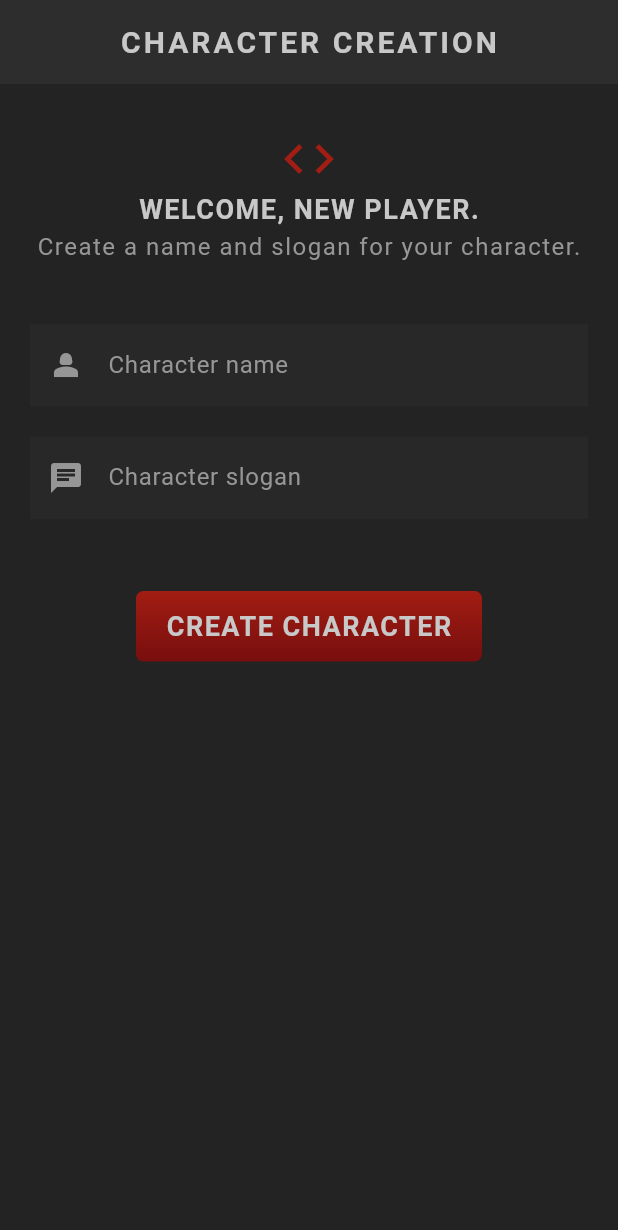
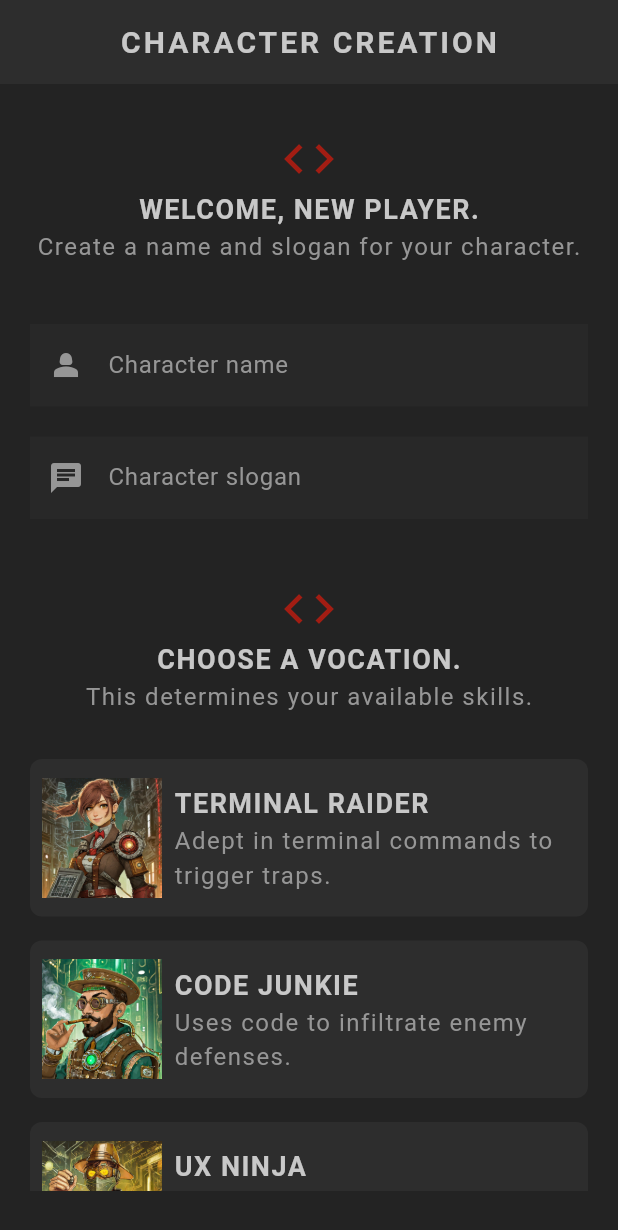
Before and after one commit to tessa-z/flutter_rpg, a Flutter app: the screen it shows after launch, on a phone screen of 412 x 824 dp. Shown: the top 1230 px of the screen. Run offline on Flutter 3.47's test engine with Material 3 defaults, Android fonts, the light colour scheme and no system bars; our stand-ins replace google_fonts; Roboto replaces fonts that are missing (Kanit).

Commit message:
Add scrollable vocation options

```diff
--- a/lib/screens/create/create.dart
+++ b/lib/screens/create/create.dart
@@ -1,4 +1,6 @@
 import 'package:flutter/material.dart';
+import 'package:flutter_rpg/models/vocation.dart';
+import 'package:flutter_rpg/screens/create/vocation_card.dart';
 import 'package:flutter_rpg/shared/styled_button.dart';
 import 'package:flutter_rpg/shared/styled_text.dart';
 import 'package:flutter_rpg/theme.dart';
@@ -43,15 +45,23 @@ class _CreateState extends State<Create> {
       appBar: AppBar(title: StyledHeadline('Character Creation')),
       body: Container(
         padding: const EdgeInsets.symmetric(horizontal: 20.0, vertical: 30.0),
+        child: SingleChildScrollView(
           child: Column(
             mainAxisAlignment: MainAxisAlignment.start,
             children: [
+              // welcome
               Center(
-              child: Icon(Icons.code, size: 40, color: AppColors.primaryColor),
+                child: Icon(
+                  Icons.code,
+                  size: 40,
+                  color: AppColors.primaryColor,
+                ),
               ),
               Center(child: StyledTitle('Welcome, new player.')),
               Center(
-              child: StyledText('Create a name and slogan for your character.'),
+                child: StyledText(
+                  'Create a name and slogan for your character.',
+                ),
               ),
               SizedBox(height: 40),
 
@@ -79,6 +89,28 @@ class _CreateState extends State<Create> {
                 ),
               ),
               SizedBox(height: 40),
+
+              // vocation
+              Center(
+                child: Icon(
+                  Icons.code,
+                  size: 40,
+                  color: AppColors.primaryColor,
+                ),
+              ),
+              Center(child: StyledTitle('Choose a vocation.')),
+              Center(
+                child: StyledText('This determines your available skills.'),
+              ),
+              SizedBox(height: 30),
+
+              VocationCard(vocation: Vocation.raider),
+              VocationCard(vocation: Vocation.junkie),
+              VocationCard(vocation: Vocation.ninja),
+              VocationCard(vocation: Vocation.wizard),
+
+              SizedBox(height: 10),
+
               StyledButton(
                 onPressed: handleSubmit,
                 child: StyledTitle('Create character'),
@@ -86,6 +118,7 @@ class _CreateState extends State<Create> {
             ],
           ),
         ),
+      ),
     );
   }
 }
--- /dev/null
+++ b/lib/screens/create/vocation_card.dart
@@ -0,0 +1,39 @@
+import 'package:flutter/material.dart';
+import 'package:flutter_rpg/models/vocation.dart';
+import 'package:flutter_rpg/shared/styled_text.dart';
+
+class VocationCard extends StatelessWidget {
+  const VocationCard({super.key, required this.vocation});
+
+  final Vocation vocation;
+
+  @override
+  Widget build(BuildContext context) {
+    return Card(
+      child: Padding(
+        padding: const EdgeInsets.all(8.0),
+        child: Row(
+          children: [
+            Image(
+              image: AssetImage('assets/img/vocations/${vocation.image}'),
+              width: 80,
+              height: 80,
+            ),
+            Expanded(
+              child: Padding(
+                padding: const EdgeInsets.all(8.0),
+                child: Column(
+                  crossAxisAlignment: CrossAxisAlignment.start,
+                  children: [
+                    StyledTitle(vocation.title),
+                    StyledText(vocation.description),
+                  ],
+                ),
+              ),
+            ),
+          ],
+        ),
+      ),
+    );
+  }
+}
--- a/lib/theme.dart
+++ b/lib/theme.dart
@@ -50,7 +50,7 @@ ThemeData primaryTheme = ThemeData(
     labelStyle: TextStyle(color: AppColors.textColor),
   ),
 
-  cardTheme: CardTheme(
+  cardTheme: CardThemeData(
     color: AppColors.secondaryColor,
     shadowColor: Colors.transparent,
     margin: const EdgeInsets.only(bottom: 16.0),
```
Also changed, not shown: pubspec.lock, 5 other files. Lines whose indentation alone changed are shown as unchanged.
